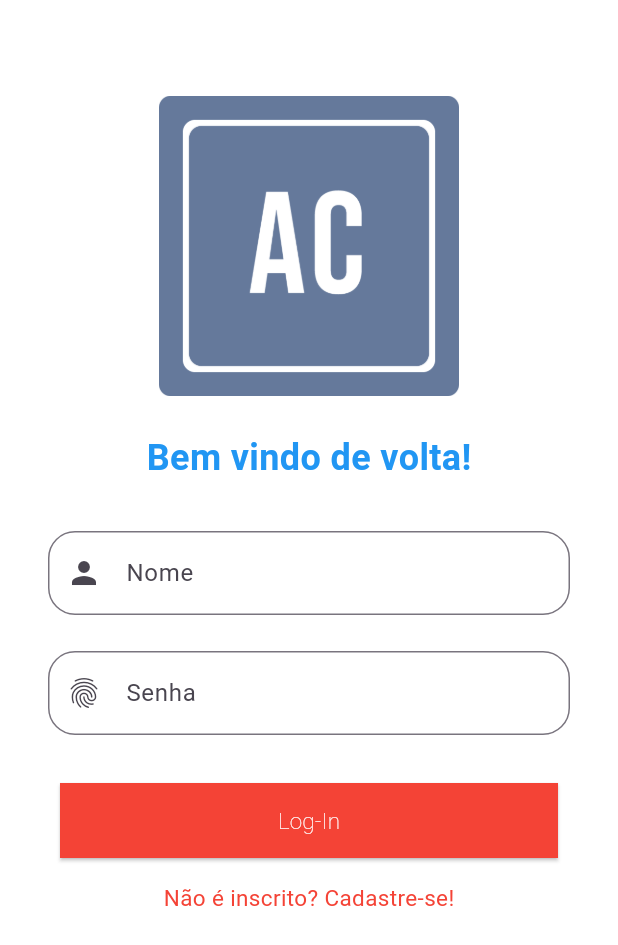
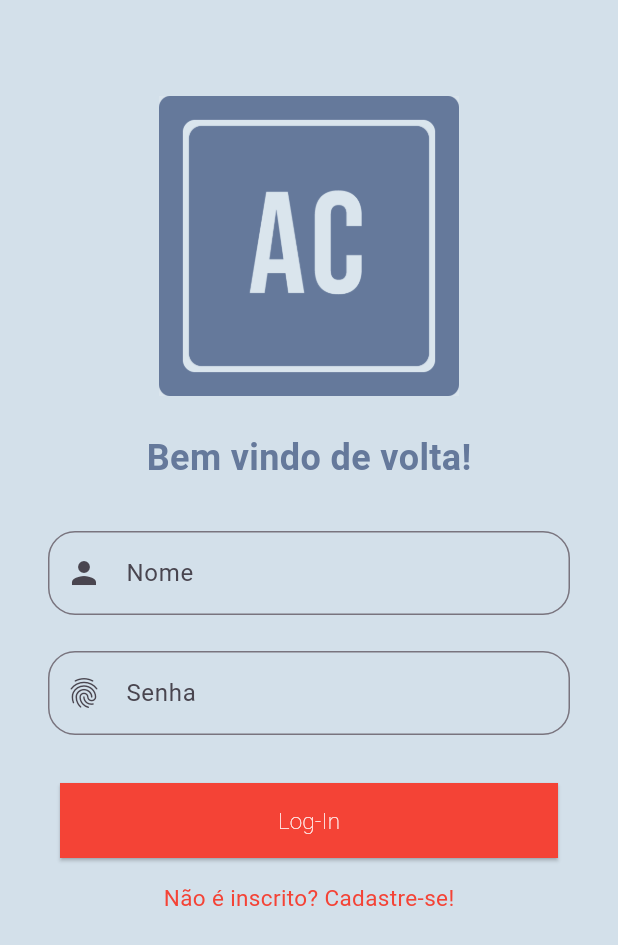
Before and after one commit to AmeMeida/tcc-da-lua, a Flutter app: the screen it shows after launch, on a phone screen of 412 x 824 dp. Shown: the top 945 px of the screen. Run offline on Flutter 3.47's test engine with Material 3 defaults, Android fonts, the light colour scheme and no system bars; our stand-ins replace flutter_map, latlong2.

Commit message:
cores bonitas da lua

```diff
--- a/tccmobile/lib/login.dart
+++ b/tccmobile/lib/login.dart
@@ -55,8 +55,8 @@
             SizedBox(height: 64),
             Image.asset("assets/logo-AC.png", width: 200, height: 200),
             const SizedBox(height: 24),
-            const Text("Bem vindo de volta!", style: TextStyle(fontSize: 24, fontWeight: FontWeight.bold,
-            color: Colors.blue)),
+             Text("Bem vindo de volta!", style: TextStyle(fontSize: 24, fontWeight: FontWeight.bold,
+            color: Cores.azulLogo)),
             Form(
               key: _formKey,
               child: Padding(
--- a/tccmobile/lib/main.dart
+++ b/tccmobile/lib/main.dart
@@ -6,9 +6,10 @@
 }
 
 class Cores{
-  static Color azulLogo = Color.fromARGB(1, 101, 121, 155);
-  static Color azulFundo = Color.fromARGB(1, 211, 224, 234);
-  static Color vermelho = Color.fromARGB(1, 226, 62, 87);
+  static Color azul = Color.fromARGB(255, 82, 109, 130);
+  static Color azulLogo = Color.fromARGB(255, 101, 121, 155);
+  static Color azulFundo = Color.fromARGB(255, 211, 224, 234);
+  static Color vermelho = Color.fromARGB(255, 226, 62, 87);
 }
 
 class MyApp extends StatelessWidget {
```
Also changed, not shown: tccmobile/lib/onibus.dart (+22 -6 lines), tccmobile/pubspec.yaml (+4 -4 lines), tccmobile/assets/BebasNeue-Regular.ttf (added).
